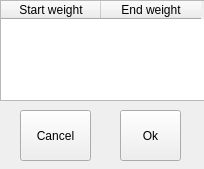
Above: src/gui/weight_window.ui from vvainola/food_tracking before the change. Below: the same form after it.
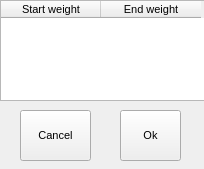
That is the form after the change.

Patch:
```diff
--- a/src/gui/weight_window.ui
+++ b/src/gui/weight_window.ui
@@ -16,6 +16,11 @@
     <verstretch>0</verstretch>
    </sizepolicy>
   </property>
+  <property name="font">
+   <font>
+    <pointsize>8</pointsize>
+   </font>
+  </property>
   <property name="windowTitle">
    <string>Weight</string>
   </property>
```
